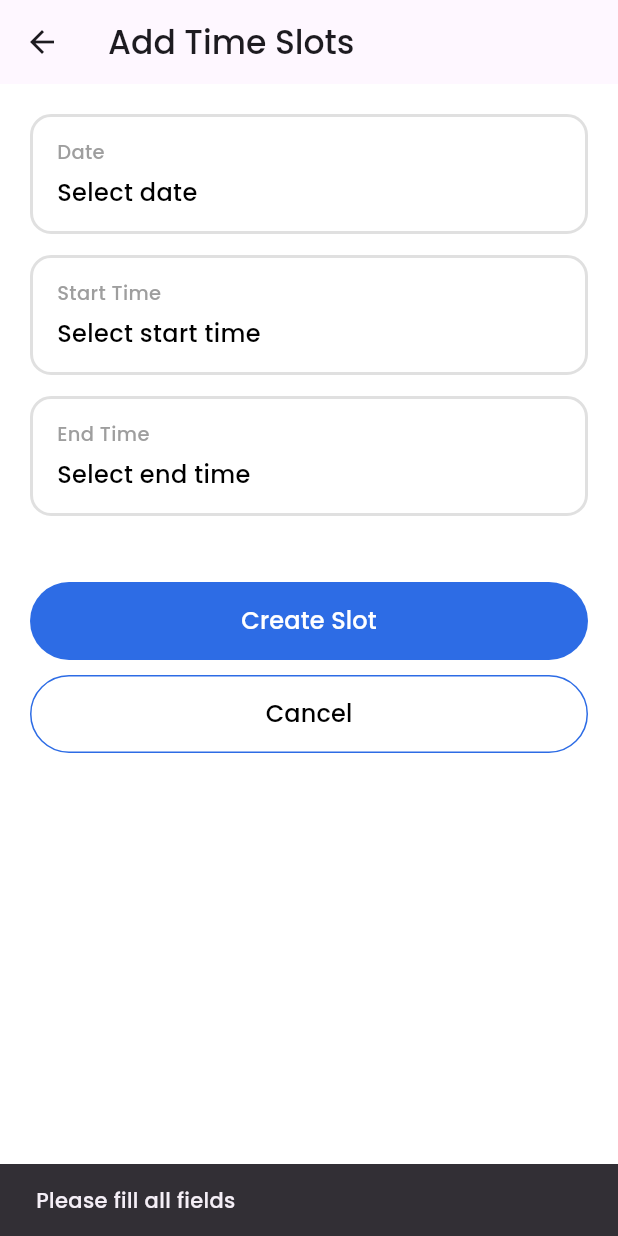
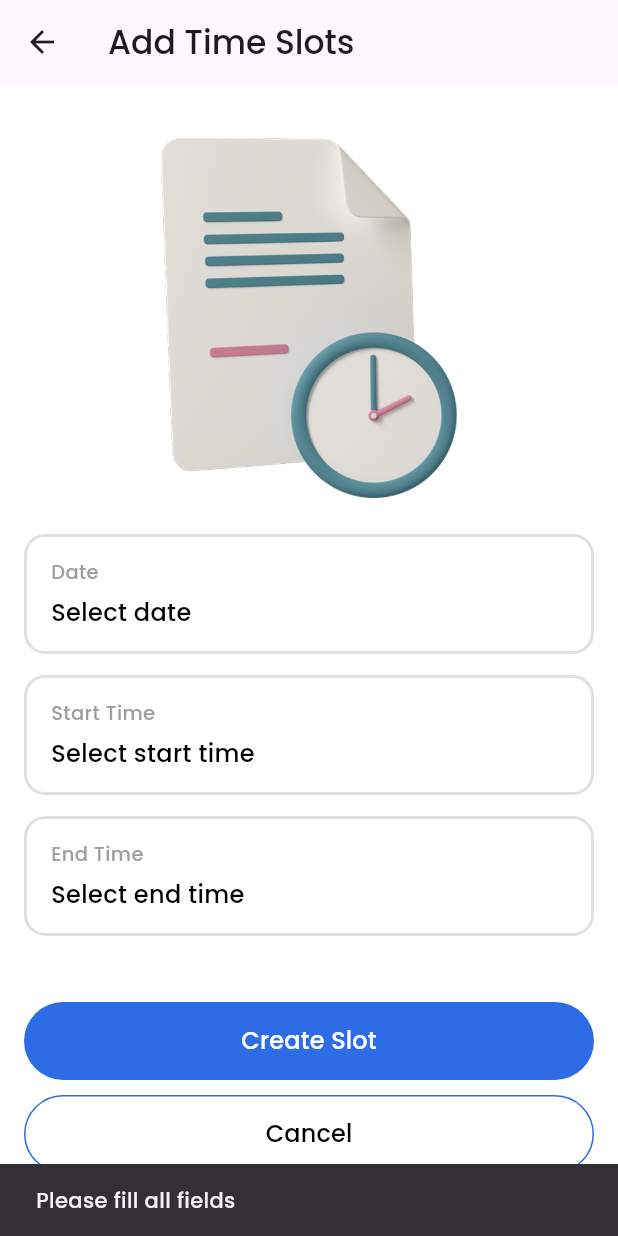
Before and after one commit to Danidu200523/lecturer_finder_app, a Flutter app: the AddTimeSlotScreen screen opened by its route, after a tap on "Create Slot", on a phone screen of 412 x 824 dp. Run offline on Flutter 3.47's test engine with Material 3 defaults, Android fonts, the light colour scheme and no system bars; our stand-ins replace cloud_firestore, firebase_auth, firebase_core; accounts and stored records are empty.

Commit message:
Imlement the UI

```diff
--- a/lib/lecturer/slots/add_slot_screen.dart
+++ b/lib/lecturer/slots/add_slot_screen.dart
@@ -11,6 +11,11 @@ class AddTimeSlotScreen extends StatefulWidget {
 }
 
 class _AddTimeSlotScreenState extends State<AddTimeSlotScreen> {
+  DateTime? selectedDate;
+  TimeOfDay? startTime;
+  TimeOfDay? endTime;
+
+  /// SELECT BOX UI (UNCHANGED)
   Widget selectBox({
     required String label,
     required String value,
@@ -57,19 +62,26 @@ class _AddTimeSlotScreenState extends State<AddTimeSlotScreen> {
     );
   }
 
-  DateTime? selectedDate;
-  TimeOfDay? startTime;
-  TimeOfDay? endTime;
+  /// CREATE SLOT LOGIC (FIXED & SAFE)
   Future<void> createSlot() async {
-    final uid = FirebaseAuth.instance.currentUser!.uid;
+    final user = FirebaseAuth.instance.currentUser;
+    if (user == null) return;
+
+    if (selectedDate == null || startTime == null || endTime == null) {
+      ScaffoldMessenger.of(
+        context,
+      ).showSnackBar(const SnackBar(content: Text("Please fill all fields")));
+      return;
+    }
 
     await FirebaseFirestore.instance.collection('time_slots').add({
-      'lecturerId': uid,
+      'lecturerId': user.uid,
       'date':
           '${selectedDate!.year}-${selectedDate!.month}-${selectedDate!.day}',
       'startTime': startTime!.format(context),
       'endTime': endTime!.format(context),
       'status': 'available',
+      'bookedBy': '',
       'createdAt': FieldValue.serverTimestamp(),
     });
 
@@ -81,12 +93,28 @@ class _AddTimeSlotScreenState extends State<AddTimeSlotScreen> {
     return Scaffold(
       appBar: AppBar(
         title: const Text('Add Time Slots'),
-        leading: BackButton(),
+        leading: const BackButton(),
       ),
+
+      /// BODY (STRUCTURE FIXED – UI SAME)
       body: Padding(
-        padding: const EdgeInsets.all(20),
+        padding: const EdgeInsets.all(16),
         child: Column(
           children: [
+            const SizedBox(height: 20),
+
+            /// IMAGE (YOUR IMAGE ONLY)
+            Center(
+              child: Image.asset(
+                'assets/images/slot.png',
+                width: 240,
+                fit: BoxFit.contain,
+              ),
+            ),
+
+            const SizedBox(height: 24),
+
+            /// DATE
             selectBox(
               label: "Date",
               value: selectedDate == null
@@ -106,6 +134,7 @@ class _AddTimeSlotScreenState extends State<AddTimeSlotScreen> {
               },
             ),
 
+            /// START TIME
             selectBox(
               label: "Start Time",
               value: startTime == null
@@ -123,6 +152,7 @@ class _AddTimeSlotScreenState extends State<AddTimeSlotScreen> {
               },
             ),
 
+            /// END TIME
             selectBox(
               label: "End Time",
               value: endTime == null
@@ -141,48 +171,13 @@ class _AddTimeSlotScreenState extends State<AddTimeSlotScreen> {
             ),
 
             const SizedBox(height: 30),
+
+            /// CREATE BUTTON
             SizedBox(
               width: double.infinity,
               height: 52,
               child: ElevatedButton(
-                onPressed: () async {
-                  final user = FirebaseAuth.instance.currentUser;
-
-                  if (user == null) return;
-
-                  if (selectedDate == null ||
-                      startTime == null ||
-                      endTime == null) {
-                    ScaffoldMessenger.of(context).showSnackBar(
-                      const SnackBar(content: Text("Please fill all fields")),
-                    );
-                    return;
-                  }
-
-                  try {
-                    await FirebaseFirestore.instance
-                        .collection('time_slots')
-                        .add({
-                          'lecturerId': user.uid,
-                          'date': selectedDate!
-                              .toIso8601String()
-                              .split('T')
-                              .first,
-                          'startTime': startTime!.format(context),
-                          'endTime': endTime!.format(context),
-                          'status': 'available',
-                          'bookedBy': '',
-                          'createdAt': FieldValue.serverTimestamp(),
-                        });
-
-                    // Go back to slot management screen
-                    Navigator.pop(context);
-                  } catch (e) {
-                    ScaffoldMessenger.of(
-                      context,
-                    ).showSnackBar(SnackBar(content: Text(e.toString())));
-                  }
-                },
+                onPressed: createSlot,
                 style: ElevatedButton.styleFrom(
                   backgroundColor: AppColors.blue,
                   shape: RoundedRectangleBorder(
@@ -202,13 +197,13 @@ class _AddTimeSlotScreenState extends State<AddTimeSlotScreen> {
             ),
 
             const SizedBox(height: 10),
+
+            /// CANCEL BUTTON
             SizedBox(
               width: double.infinity,
               height: 52,
               child: OutlinedButton(
-                onPressed: () {
-                  Navigator.pop(context);
-                },
+                onPressed: () => Navigator.pop(context),
                 style: OutlinedButton.styleFrom(
                   side: BorderSide(color: AppColors.blue),
                   shape: RoundedRectangleBorder(
```
Also changed, not shown: assets/images/slot.png (added).
